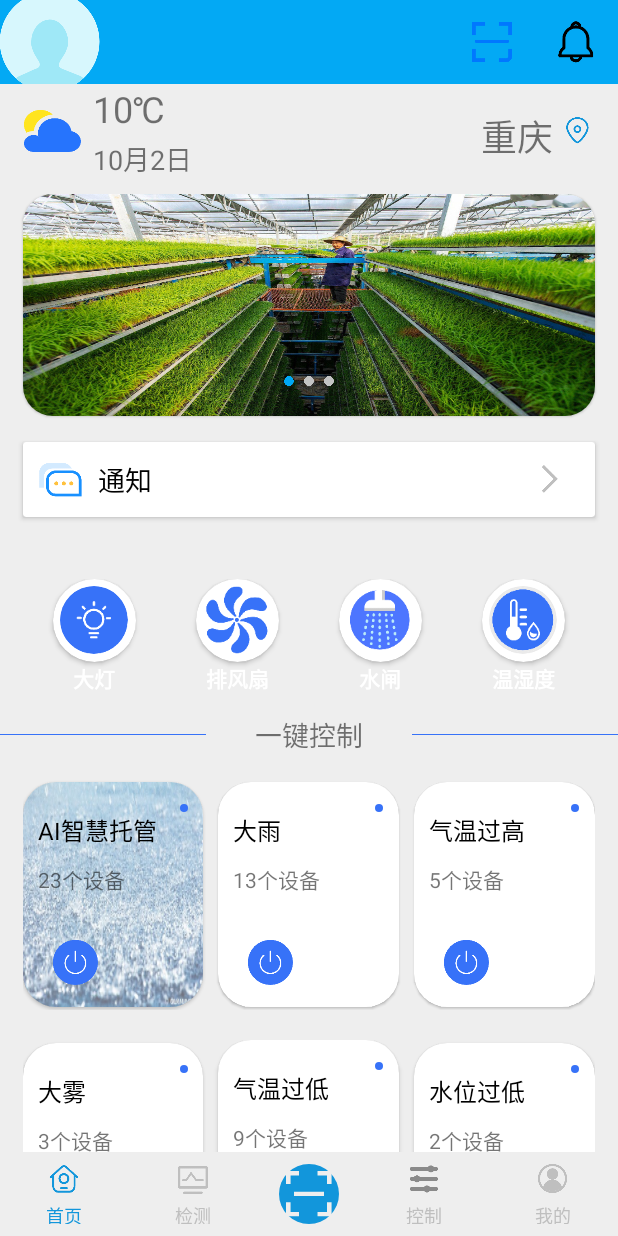
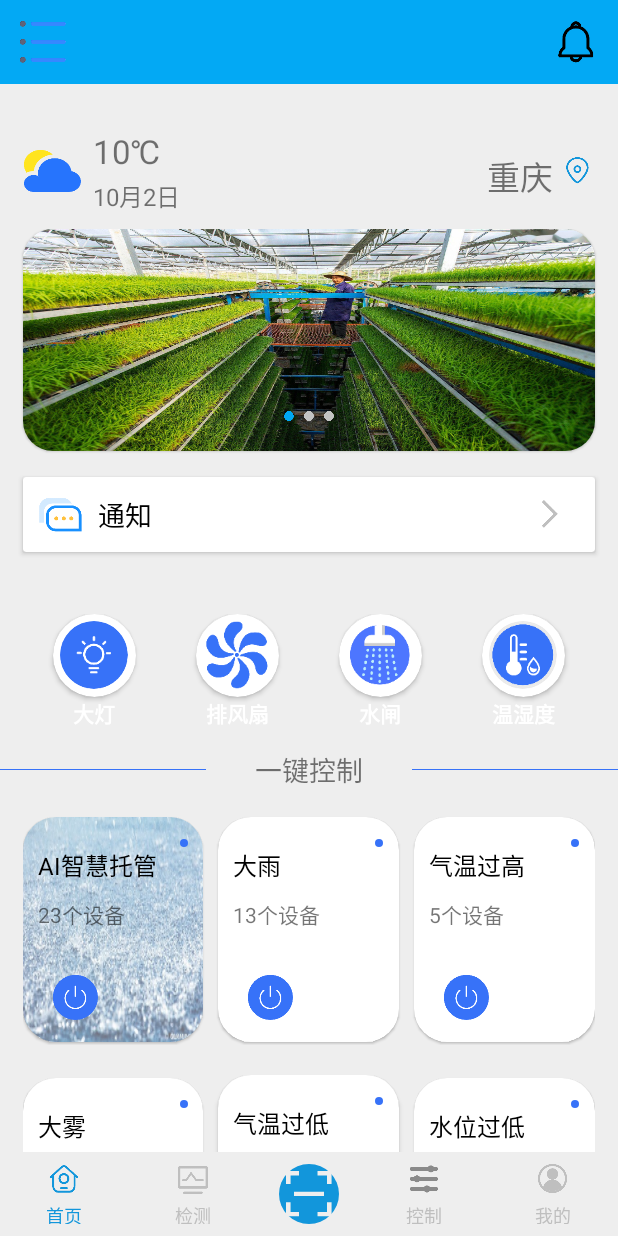
Before and after one commit to LionelWang-wx/SmartAgriculturePlus, an Android app: the MainActivity screen opened directly, with no data from a screen before it, on a phone screen of 412 x 824 dp. Run offline under Robolectric (Android 15) with nearby library versions, the phone set to English and light mode, and no system bars; our stand-ins replace CircleImageView; libraries missing offline, so code that uses them is left out: cn.smssdk, cn.smssdk.gui.

Commit message:
优化界面——王茜

```diff
--- a/app/src/main/java/com/myapp/smartagricultureplus/Activity/MainActivity.java
+++ b/app/src/main/java/com/myapp/smartagricultureplus/Activity/MainActivity.java
@@ -7,8 +7,6 @@
 import android.view.MenuItem;
 import android.view.View;
 import android.view.ViewGroup;
-import android.widget.Toast;
-
 import androidx.annotation.NonNull;
 import androidx.appcompat.app.ActionBar;
 import androidx.appcompat.app.AppCompatActivity;
@@ -18,15 +16,12 @@
 import androidx.fragment.app.Fragment;
 import androidx.fragment.app.FragmentPagerAdapter;
 import androidx.viewpager.widget.ViewPager;
-
 import com.myapp.smartagricultureplus.DiyView.TabView;
 import com.myapp.smartagricultureplus.Fragment.Contror_Fragment;
 import com.myapp.smartagricultureplus.Fragment.Home_Fragment;
 import com.myapp.smartagricultureplus.Fragment.Me_Fragment;
 import com.myapp.smartagricultureplus.Fragment.Monitor_Fragment;
 import com.myapp.smartagricultureplus.R;
-
-import java.time.Instant;
 import java.util.ArrayList;
 import java.util.Arrays;
 import java.util.List;
@@ -64,9 +59,9 @@
             actionBar.setDisplayHomeAsUpEnabled(true);
             actionBar.setTitle("");
             //设置导航按钮图标(先试用默认图标)
-            actionBar.setHomeAsUpIndicator(R.mipmap.img_not_logged_in);
+            actionBar.setHomeAsUpIndicator(R.mipmap.home);
+//            actionBar
         }
-
         // 后台中存储关键信息和数据
         // 旋转屏幕后在回到页面时恢复数据
         if (savedInstanceState != null) {
@@ -250,9 +245,6 @@
             case R.id.messageCenter:
 
                 break;
-            case R.id.userHeader:
-
-                break;
         }
         return true;
     }
--- a/app/src/main/java/com/myapp/smartagricultureplus/Activity/Scanning_DeviceActivity.java
+++ b/app/src/main/java/com/myapp/smartagricultureplus/Activity/Scanning_DeviceActivity.java
@@ -104,7 +104,6 @@
     @Override
     protected void onCreate(Bundle savedInstanceState) {
         super.onCreate(savedInstanceState);
-        getSupportActionBar().hide();
         setContentView(R.layout.activity_scanning_device);
         //全屏显示
         getWindow().addFlags(WindowManager.LayoutParams.FLAG_FULLSCREEN);
--- a/app/src/main/res/layout/activity_main.xml
+++ b/app/src/main/res/layout/activity_main.xml
@@ -76,7 +76,7 @@
 <TextView
     android:layout_width="match_parent"
     android:layout_height="match_parent"
-    android:text="年后"
+    android:text="这是滑动菜单"
     android:layout_gravity="start"
     android:background="#fff"
     />
--- a/app/src/main/res/layout/activity_navigation.xml
+++ b/app/src/main/res/layout/activity_navigation.xml
@@ -1,9 +1,7 @@
 <?xml version="1.0" encoding="utf-8"?>
 <LinearLayout xmlns:android="http://schemas.android.com/apk/res/android"
-    xmlns:tools="http://schemas.android.com/tools"
     android:layout_width="match_parent"
     android:layout_height="match_parent"
-    tools:context=".activity.NavigationActivity"
     >
 
 <androidx.recyclerview.widget.RecyclerView
--- a/app/src/main/res/layout/fragment_blank.xml
+++ b/app/src/main/res/layout/fragment_blank.xml
@@ -6,11 +6,13 @@
     android:layout_height="match_parent"
     xmlns:app="http://schemas.android.com/apk/res-auto"
     android:background="#eee"
-    tools:context=".Fragment.Home_Fragment">
+    tools:context=".Fragment.Home_Fragment"
+    >
     <LinearLayout
         android:orientation="vertical"
         android:layout_width="match_parent"
         android:layout_height="match_parent"
+        android:layout_marginTop="30dp"
         >
         <LinearLayout
             android:layout_marginLeft="16dp"
@@ -38,9 +40,9 @@
                     android:layout_width="wrap_content"
                     android:layout_height="wrap_content"
                     android:text="10℃"
-                    android:textSize="24sp" />
+                    android:textSize="22sp" />
                 <TextView
-                    android:textSize="18sp"
+                    android:textSize="16sp"
                     android:layout_marginTop="3dp"
                     android:id="@+id/tv_date"
                     android:text="10月2日"
@@ -49,7 +51,7 @@
                     />
             </LinearLayout>
             <TextView
-                android:textSize="24sp"
+                android:textSize="22sp"
                 android:layout_marginTop="3dp"
                 android:id="@+id/tv_cityName"
                 android:text="重庆"
--- a/app/src/main/res/menu/toolbar.xml
+++ b/app/src/main/res/menu/toolbar.xml
@@ -3,11 +3,6 @@
     xmlns:android="http://schemas.android.com/apk/res/android"
     xmlns:app="http://schemas.android.com/apk/res-auto"
     >
-    <item android:id="@+id/userHeader"
-        android:icon="@mipmap/image_sanf"
-        android:title="用户头像"
-        app:showAsAction="always"
-        />
     <item android:id="@+id/messageCenter"
         android:icon="@mipmap/notification"
         android:title="消息中心"
```
Also changed, not shown: app/src/main/java/com/myapp/smartagricultureplus/Adapter/NavigationAdapter.java (+6 -4 lines), app/src/main/res/layout/navigation_item.xml (+9 -5 lines), app/src/main/res/mipmap-xxhdpi/home.jpg (deleted), app/src/main/res/mipmap-xxhdpi/home.png (added).
